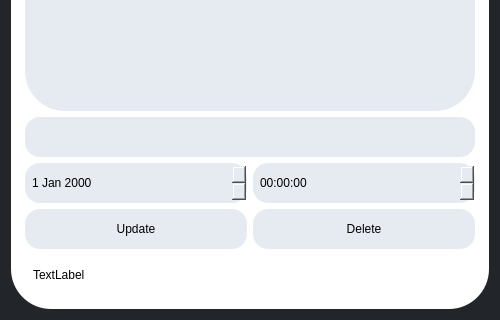
Above: K/allplans.ui from burr1to/kaizen before the change; both pictures show x 0 to 500 and y 400 to 720 of the 500 by 720 pixel window. Below: the same form after it.
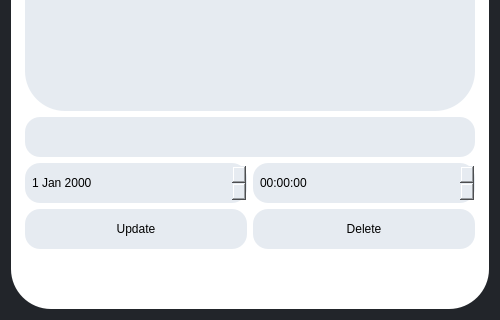
That is the form after the change.

The edit to the form file:
```diff
--- a/K/allplans.ui
+++ b/K/allplans.ui
@@ -147,8 +147,8 @@
           </item>
          </layout>
         </item>
-        <item>
-         <widget class="QLabel" name="label">
+        <item alignment="Qt::AlignHCenter">
+         <widget class="QLabel" name="txterr">
           <property name="minimumSize">
            <size>
             <width>0</width>
@@ -156,7 +156,7 @@
            </size>
           </property>
           <property name="text">
-           <string>TextLabel</string>
+           <string/>
           </property>
          </widget>
         </item>
```
